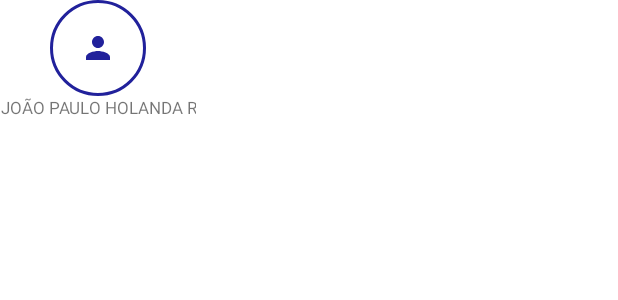
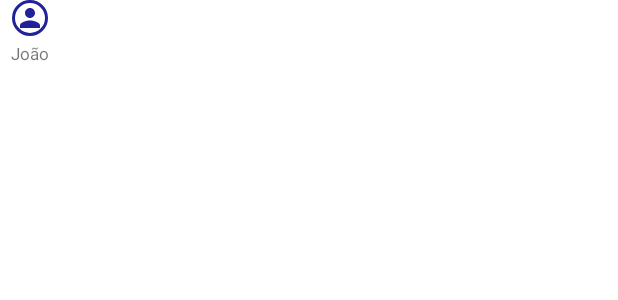
Before and after one commit to JPauloRoriz/android-firebase-database-example, an Android app: the layout custom_profile_user.xml on its own in the app's theme, with its tools: preview values and no code run, on a phone screen of 412 x 824 dp. Shown: the top 300 px of the screen. Run offline under Robolectric (Android 15) with nearby library versions, the phone set to English and light mode, and no system bars.

Commit message:
multiples viewholders

```diff
--- a/app/src/main/java/br/com/jpstudent/appmessage/model/entity/Post.kt
+++ b/app/src/main/java/br/com/jpstudent/appmessage/model/entity/Post.kt
@@ -4,5 +4,6 @@ data class Post(
     var id : String? = null,
     val idUser: String = "",
     val nameUser : String = "",
-    val text: String = ""
+    val text: String = "",
+    var isMyPost : Boolean = false
 )
--- a/app/src/main/java/br/com/jpstudent/appmessage/ui/fragments/HomeFragment.kt
+++ b/app/src/main/java/br/com/jpstudent/appmessage/ui/fragments/HomeFragment.kt
@@ -22,7 +22,7 @@ class HomeFragment : Fragment() {
 
     private lateinit var binding: FragmentHomeBinding
     private val user by lazy { arguments?.getSerializable(USER) as User }
-    private val adapter by lazy { ProfileUserAdapter() }
+    private val adapter by lazy { ProfileUserAdapter(user.id) }
     private val viewModel: HomeViewModel by viewModel {
         parametersOf(user)
     }
--- a/app/src/main/res/layout/custom_input_keyboard.xml
+++ b/app/src/main/res/layout/custom_input_keyboard.xml
@@ -1,5 +1,6 @@
 <?xml version="1.0" encoding="utf-8"?>
-<androidx.constraintlayout.widget.ConstraintLayout xmlns:android="http://schemas.android.com/apk/res/android"
+<androidx.constraintlayout.widget.ConstraintLayout
+    xmlns:android="http://schemas.android.com/apk/res/android"
     xmlns:app="http://schemas.android.com/apk/res-auto"
     android:layout_width="match_parent"
     android:layout_height="wrap_content">
--- a/app/src/main/res/layout/custom_profile_user.xml
+++ b/app/src/main/res/layout/custom_profile_user.xml
@@ -1,32 +1,32 @@
 <?xml version="1.0" encoding="utf-8"?>
 <androidx.constraintlayout.widget.ConstraintLayout xmlns:android="http://schemas.android.com/apk/res/android"
+    xmlns:app="http://schemas.android.com/apk/res-auto"
+    xmlns:tools="http://schemas.android.com/tools"
     android:layout_width="wrap_content"
-    android:layout_height="wrap_content"
-    xmlns:app="http://schemas.android.com/apk/res-auto"
-    xmlns:tools="http://schemas.android.com/tools">
+    android:layout_height="wrap_content">
 
     <androidx.appcompat.widget.AppCompatImageView
         android:id="@+id/image_profile"
-        android:layout_width="wrap_content"
-        android:layout_height="wrap_content"
-        app:layout_constraintTop_toTopOf="parent"
-        app:layout_constraintStart_toStartOf="parent"
+        android:layout_width="24dp"
+        android:layout_height="24dp"
+        android:foreground="@drawable/shape_edt_text"
+        android:padding="2dp"
         android:src="@drawable/ic_baseline_person_24"
-        app:layout_constraintEnd_toEndOf="parent"
-        android:foreground="@drawable/shape_edt_text"
-        android:padding="20dp"
-        />
+        app:layout_constraintEnd_toEndOf="@+id/text_name_user"
+        app:layout_constraintStart_toStartOf="@+id/text_name_user"
+        app:layout_constraintTop_toTopOf="parent" />
+
     <androidx.appcompat.widget.AppCompatTextView
         android:id="@+id/text_name_user"
-        android:layout_width="wrap_content"
+        android:layout_width="40dp"
         android:layout_height="wrap_content"
+        android:layout_marginTop="4dp"
         android:gravity="center"
+        android:minWidth="40dp"
+        android:textAllCaps="false"
+        android:textSize="11sp"
+        app:layout_constraintStart_toStartOf="parent"
         app:layout_constraintTop_toBottomOf="@id/image_profile"
-        app:layout_constraintStart_toStartOf="@id/image_profile"
-        app:layout_constraintEnd_toEndOf="@id/image_profile"
-        android:textAllCaps="true"
-        android:textSize="11sp"
-        android:maxLength="20"
-        tools:text="João Paulo Holanda Roriz"/>
+        tools:text="João" />
 
 </androidx.constraintlayout.widget.ConstraintLayout>
--- a/app/src/main/res/layout/fragment_login.xml
+++ b/app/src/main/res/layout/fragment_login.xml
@@ -1,5 +1,6 @@
 <?xml version="1.0" encoding="utf-8"?>
-<androidx.constraintlayout.widget.ConstraintLayout xmlns:android="http://schemas.android.com/apk/res/android"
+<androidx.constraintlayout.widget.ConstraintLayout
+    xmlns:android="http://schemas.android.com/apk/res/android"
     xmlns:app="http://schemas.android.com/apk/res-auto"
     android:layout_width="match_parent"
     android:layout_height="match_parent">
--- a/app/src/main/res/navigation/nav_graph.xml
+++ b/app/src/main/res/navigation/nav_graph.xml
@@ -1,5 +1,6 @@
 <?xml version="1.0" encoding="utf-8"?>
-<navigation xmlns:android="http://schemas.android.com/apk/res/android"
+<navigation
+    xmlns:android="http://schemas.android.com/apk/res/android"
     xmlns:app="http://schemas.android.com/apk/res-auto"
     xmlns:tools="http://schemas.android.com/tools"
     android:id="@+id/nav_graph"
--- a/app/src/main/res/values/colors.xml
+++ b/app/src/main/res/values/colors.xml
@@ -8,4 +8,7 @@
     <color name="black">#FF000000</color>
     <color name="white">#FFFFFFFF</color>
     <color name="color_main">#FF21219B</color>
+    <color name="teste">#FF21219B</color>
+    <color name="blue_05">#8A5EA2D6</color>
+    <color name="green_05">#C484DF87</color>
 </resources>
```
Also changed, not shown: app/src/main/java/br/com/jpstudent/appmessage/ui/adapter/ProfileUserAdapter.kt (+33 -31 lines), app/src/main/java/br/com/jpstudent/appmessage/viewmodel/HomeViewModel.kt (+6 -4 lines), app/src/main/res/layout/fragment_home.xml (+9 -36 lines), app/src/main/res/layout/fragment_home_posts_user.xml (+8 -33 lines), app/src/main/res/layout/item_user_posts.xml (+23 -42 lines).
